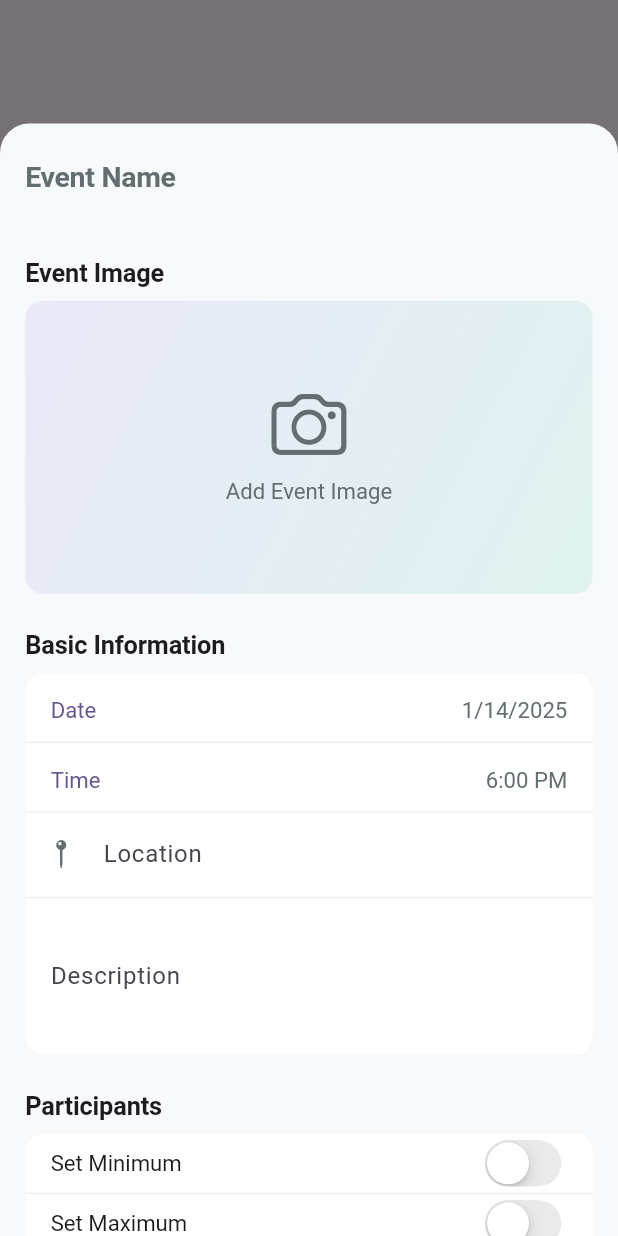
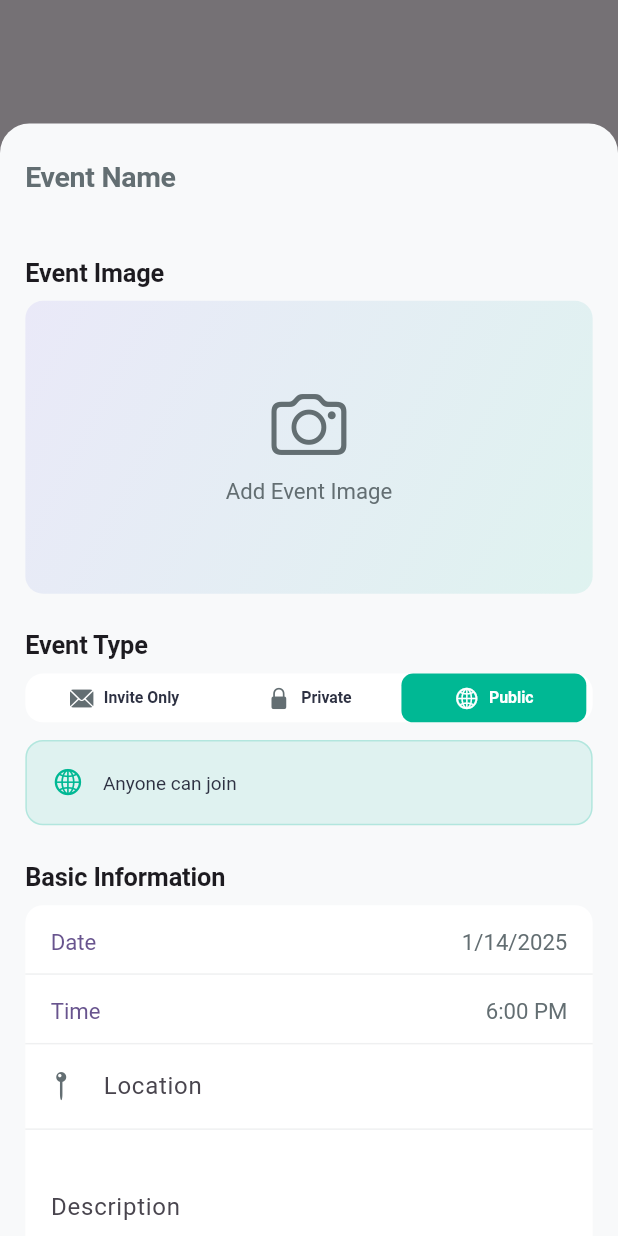
Before and after one commit to ari-naar/events-app, a Flutter app: the screen it shows after launch, item 3 of the bottom bar chosen, on a phone screen of 412 x 824 dp. Run offline on Flutter 3.47's test engine with Material 3 defaults, Android fonts, the phone set to English and light mode, and no system bars; our stand-ins replace flutter_screenutil, geocoding, google_maps_flutter, hugeicons, image_picker, share_plus; network calls fail.

Commit message:
Enhance event creation and management features. Added event privacy settings (Public/Private/Invite Only) and updated the Event model to include event type. Improved CreateEventScreen with a new section for selecting event type, enhancing user experience. Updated EventDetailsScreen to reflect privacy status and access controls. Revised project status documentation to outline new features and next steps, including invite system and request handling for private events. Overall, these changes improve event management capabilities and user interface consistency.

```diff
--- a/@project_status.txt
+++ b/@project_status.txt
@@ -5,6 +5,7 @@
 ### Event Creation
 - Modern form with intuitive sections for event details
 - Category selection with predefined options and images
+- Event privacy settings (Public/Private/Invite Only)
 - Location input with validation
 - Date and time selection with CupertinoDatePicker
 - Participant limits and waitlist options
@@ -21,10 +22,11 @@
 ### Event Details Screen
 - Dynamic header with collapsing title
 - Category-based image display with loading states
+- Privacy status indicator and access controls
 - Organized sections for event information
 - Interactive participant display
 - Location section with map integration and direct opening in maps
-- Join/Waitlist functionality
+- Join/Waitlist functionality with privacy rules
 - Share options with error handling
 - Analytics button with smooth navigation
 
@@ -55,6 +57,8 @@
   - [ ] Format optimization
   - [ ] Metadata handling
 - [ ] Location autocomplete and suggestions
+- [ ] Invite system for private/invite-only events
+- [ ] Request handling for private events
 
 ### Asset Integration
 - [ ] Category image optimization
@@ -69,6 +73,7 @@
 - [ ] Venue suggestions
 
 ### Event List Features
+- [ ] Filter by event type
 - [ ] Filter by category
 - [ ] Search functionality
 - [ ] Sort options
@@ -78,28 +83,36 @@
 - [ ] User registration
 - [ ] Profile management
 - [ ] Social login options
+- [ ] Role-based access control
 
 ## Next Steps
-1. Complete Image Optimization System
+1. Complete Privacy & Access Control
+   - Implement invite system
+   - Add request handling
+   - Setup notifications for requests/invites
+   - Add user roles and permissions
+
+2. Complete Image Optimization System
    - Implement advanced compression
    - Add format conversion
    - Setup caching system
    - Handle metadata
    - Add image editing capabilities
 
-2. Enhance Location Features
+3. Enhance Location Features
    - Add location autocomplete
    - Implement venue suggestions
    - Add distance-based search
    - Integrate interactive maps
 
-3. Implement Search & Discovery
+4. Implement Search & Discovery
+   - Privacy-aware filtering
    - Category filtering
    - Location-based search
    - Tag system
    - Advanced filters
 
-4. Create Home Feed
+5. Create Home Feed
    - Personalized recommendations
    - Trending events
    - Nearby events
--- a/lib/core/models/event.dart
+++ b/lib/core/models/event.dart
@@ -1,13 +1,22 @@
 import 'package:flutter/foundation.dart';
 import 'event_category.dart';
+
+enum EventType {
+  inviteOnly('Invite Only', 'Only invited people can join'),
+  private('Private', 'People can request to join'),
+  public('Public', 'Anyone can join');
+
+  final String label;
+  final String description;
+
+  const EventType(this.label, this.description);
+}
 
 class Event {
   final String id;
   final String name;
   final DateTime date;
   final String location;
-  final String? description;
-  final EventCategory? category;
   final int? minParticipants;
   final int? maxParticipants;
   final DateTime responseCutoff;
@@ -16,14 +25,15 @@ class Event {
   final List<String> waitlist;
   final int? minAge;
   final int? maxAge;
+  final String? description;
+  final EventCategory? category;
+  final EventType type;
 
   const Event({
     required this.id,
     required this.name,
     required this.date,
     required this.location,
-    this.description,
-    this.category,
     this.minParticipants,
     this.maxParticipants,
     required this.responseCutoff,
@@ -32,6 +42,9 @@ class Event {
     required this.waitlist,
     this.minAge,
     this.maxAge,
+    this.description,
+    this.category,
+    this.type = EventType.public,
   });
 
   Event copyWith({
@@ -39,8 +52,6 @@ class Event {
     String? name,
     DateTime? date,
     String? location,
-    String? description,
-    EventCategory? category,
     int? minParticipants,
     int? maxParticipants,
     DateTime? responseCutoff,
@@ -49,14 +60,15 @@ class Event {
     List<String>? waitlist,
     int? minAge,
     int? maxAge,
+    String? description,
+    EventCategory? category,
+    EventType? type,
   }) {
     return Event(
       id: id ?? this.id,
       name: name ?? this.name,
       date: date ?? this.date,
       location: location ?? this.location,
-      description: description ?? this.description,
-      category: category ?? this.category,
       minParticipants: minParticipants ?? this.minParticipants,
       maxParticipants: maxParticipants ?? this.maxParticipants,
       responseCutoff: responseCutoff ?? this.responseCutoff,
@@ -65,6 +77,9 @@ class Event {
       waitlist: waitlist ?? this.waitlist,
       minAge: minAge ?? this.minAge,
       maxAge: maxAge ?? this.maxAge,
+      description: description ?? this.description,
+      category: category ?? this.category,
+      type: type ?? this.type,
     );
   }
 }
--- a/lib/features/events/screens/create_event_screen.dart
+++ b/lib/features/events/screens/create_event_screen.dart
@@ -51,6 +51,7 @@ class _CreateEventBottomSheetState extends State<CreateEventBottomSheet> {
   bool _hasMinAge = false;
   bool _hasMaxAge = false;
   File? _selectedImage;
+  EventType _eventType = EventType.public;
 
   @override
   void dispose() {
@@ -106,6 +107,8 @@ class _CreateEventBottomSheetState extends State<CreateEventBottomSheet> {
                     crossAxisAlignment: CrossAxisAlignment.start,
                     children: [
                       _buildImageSection(),
+                      SizedBox(height: 24.h),
+                      _buildEventTypeSection(),
                       SizedBox(height: 24.h),
                       _buildBasicInfoSection(),
                       SizedBox(height: 24.h),
@@ -310,6 +313,114 @@ class _CreateEventBottomSheetState extends State<CreateEventBottomSheet> {
     }
   }
 
+  Widget _buildEventTypeSection() {
+    return Column(
+      crossAxisAlignment: CrossAxisAlignment.start,
+      children: [
+        Text(
+          'Event Type',
+          style: AppTypography.titleSmall,
+        ),
+        SizedBox(height: 8.h),
+        Container(
+          decoration: BoxDecoration(
+            color: AppColors.surface,
+            borderRadius: BorderRadius.circular(12.r),
+          ),
+          child: Padding(
+            padding: EdgeInsets.symmetric(horizontal: 4.w),
+            child: Row(
+              children: EventType.values.map((type) {
+                final isSelected = type == _eventType;
+                return Expanded(
+                  child: GestureDetector(
+                    onTap: () {
+                      setState(() {
+                        _eventType = type;
+                      });
+                    },
+                    child: Container(
+                      padding: EdgeInsets.symmetric(vertical: 8.h),
+                      decoration: BoxDecoration(
+                        color:
+                            isSelected ? AppColors.accent : Colors.transparent,
+                        borderRadius: BorderRadius.circular(8.r),
+                      ),
+                      child: Row(
+                        mainAxisAlignment: MainAxisAlignment.center,
+                        children: [
+                          Icon(
+                            _getEventTypeIcon(type),
+                            size: 16.sp,
+                            color:
+                                isSelected ? Colors.white : AppColors.textLight,
+                          ),
+                          SizedBox(width: 6.w),
+                          Text(
+                            type.label,
+                            style: AppTypography.labelSmall.copyWith(
+                              color: isSelected
+                                  ? Colors.white
+                                  : AppColors.textPrimary,
+                              fontWeight: FontWeight.w600,
+                            ),
+                          ),
+                        ],
+                      ),
+                    ),
+                  ),
+                );
+              }).toList(),
+            ),
+          ),
+        ),
+        SizedBox(height: 12.h),
+        Container(
+          width: double.infinity,
+          padding: EdgeInsets.all(16.w),
+          decoration: BoxDecoration(
+            color: AppColors.accent.withOpacity(0.1),
+            borderRadius: BorderRadius.circular(12.r),
+            border: Border.all(
+              color: AppColors.accent.withOpacity(0.2),
+              width: 1,
+            ),
+          ),
+          child: Row(
+            children: [
+              Icon(
+                _getEventTypeIcon(_eventType),
+                size: 20.sp,
+                color: AppColors.accent,
+              ),
+              SizedBox(width: 12.w),
+              Expanded(
+                child: Text(
+                  _eventType.description,
+                  style: AppTypography.bodySmall.copyWith(
+                    color: AppColors.textPrimary,
+                    height: 1.3,
+                  ),
+                ),
+              ),
+            ],
+          ),
+        ),
+      ],
+    );
+  }
+
+  IconData _getEventTypeIcon(EventType type) {
+    switch (type) {
+      case EventType.inviteOnly:
+        return CupertinoIcons.envelope_fill;
+      case EventType.private:
+        return CupertinoIcons.lock_fill;
+      case EventType.public:
+        return CupertinoIcons.globe;
+    }
+  }
+
   Widget _buildBasicInfoSection() {
     return Column(
       crossAxisAlignment: CrossAxisAlignment.start,
@@ -1060,6 +1171,7 @@ class _CreateEventBottomSheetState extends State<CreateEventBottomSheet> {
         waitlist: const [],
         minAge: _hasMinAge ? int.parse(_minAgeController.text) : null,
         maxAge: _hasMaxAge ? int.parse(_maxAgeController.text) : null,
+        type: _eventType,
       );
 
       // Show completion screen
--- a/lib/features/events/screens/event_details_screen.dart
+++ b/lib/features/events/screens/event_details_screen.dart
@@ -601,7 +601,8 @@ class _EventDetailsScreenState extends State<EventDetailsScreen>
               height: 200.h,
               width: double.infinity,
               child: FutureBuilder<List<Location>>(
-                future: locationFromAddress(widget.event.location),
+                future: null,
+                // future: locationFromAddress(widget.event.location),
                 builder: (context, snapshot) {
                   if (snapshot.hasData) {
                     final location = snapshot.data!.first;
```
Also changed, not shown: 3 other files.
